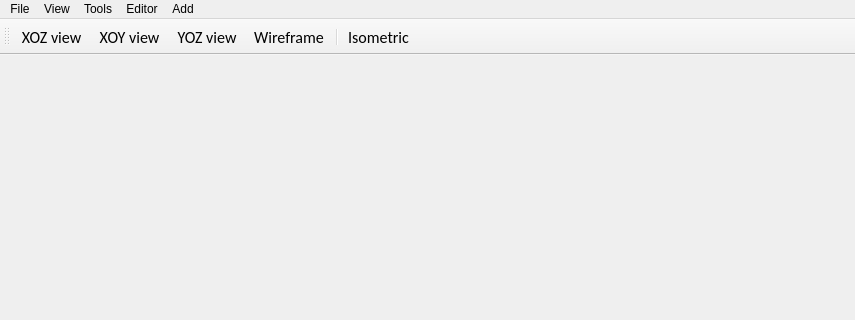
Old version of the form UI_init/ViewWin.ui in the repository ycli0536/GeoModeling; both pictures show x 0 to 855 and y 0 to 320 of the 855 by 609 pixel window.
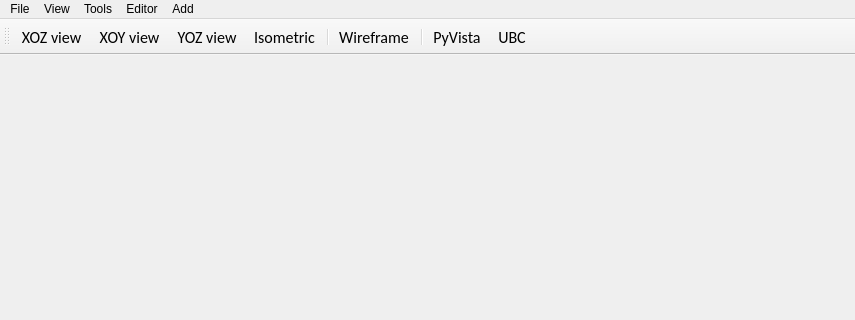
New version of the form.

Commit message:
feat(GUI-view): separate view window from main window
add another model vector format (PyVista-YXZ)

What changed in the file:
```diff
--- a/UI_init/ViewWin.ui
+++ b/UI_init/ViewWin.ui
@@ -107,9 +107,12 @@
    <addaction name="action_XOZview"/>
    <addaction name="action_XOYview"/>
    <addaction name="action_YOZview"/>
-   <addaction name="action_Wireframe"/>
-   <addaction name="separator"/>
    <addaction name="action_Isometric"/>
+   <addaction name="separator"/>
+   <addaction name="action_Wireframe"/>
+   <addaction name="separator"/>
+   <addaction name="action_PyVista"/>
+   <addaction name="action_UBC"/>
   </widget>
   <action name="action_Clear">
    <property name="text">
@@ -211,6 +214,16 @@
     <string>Points</string>
    </property>
   </action>
+  <action name="action_PyVista">
+   <property name="text">
+    <string>PyVista</string>
+   </property>
+  </action>
+  <action name="action_UBC">
+   <property name="text">
+    <string>UBC</string>
+   </property>
+  </action>
  </widget>
  <resources/>
  <connections/>
```
Left out of the diff: 7 changed lines with no effect on the pictures. The commit also changes 7 other files.
